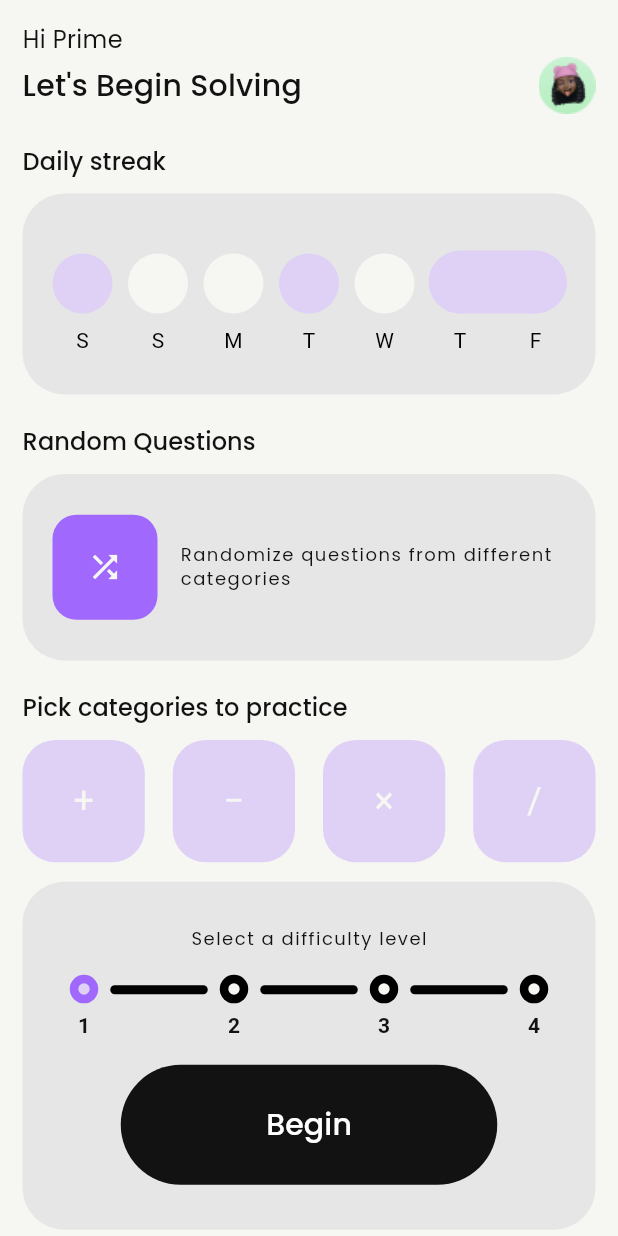
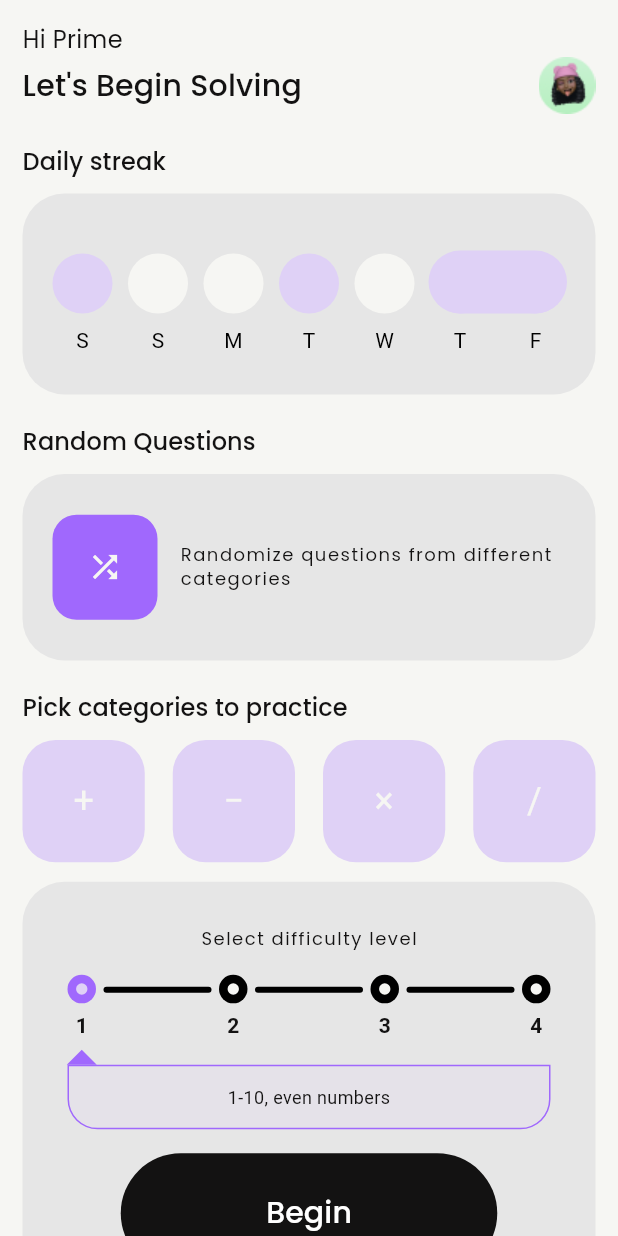
Before and after one commit to prime-infinity/numeracy_app, a Flutter app: the screen it shows after launch, on a phone screen of 412 x 824 dp. Run offline on Flutter 3.47's test engine with Material 3 defaults, Android fonts, the phone set to English and light mode, and no system bars; our stand-ins replace flutter_riverpod, go_router, google_fonts, riverpod_annotation; generated files the repository leaves out were written again.

Commit message:
added level description

```diff
--- a/lib/screens/home/level_selector.dart
+++ b/lib/screens/home/level_selector.dart
@@ -1,5 +1,12 @@
 import 'package:flutter/material.dart';
 import 'package:numeracy_app/theme.dart';
+
+class LevelInfo {
+  final String range;
+  final String description;
+
+  const LevelInfo({required this.range, required this.description});
+}
 
 class LevelSelector extends StatelessWidget {
   final int selectedLevel;
@@ -8,22 +15,32 @@ class LevelSelector extends StatelessWidget {
   final double lineWidth;
   final double spacing;
 
+  final Map<int, LevelInfo> levelDescriptions = const {
+    1: LevelInfo(range: "1-10", description: "even numbers"),
+    2: LevelInfo(range: "1-40", description: "even numbers"),
+    3: LevelInfo(range: "1-50", description: "odd and numbers"),
+    4: LevelInfo(range: "1-100", description: "odd and numbers"),
+  };
+
   const LevelSelector({
     super.key,
     required this.selectedLevel,
     required this.onLevelSelected,
     this.circleSize = 19.0,
-    this.lineWidth = 65.0,
+    this.lineWidth = 72.0,
     this.spacing = 5.0,
   });
 
+  double get totalWidth => 4 * circleSize + 3 * (lineWidth + 2 * spacing);
+
   @override
   Widget build(BuildContext context) {
-    return SingleChildScrollView(
-      scrollDirection: Axis.horizontal,
-      child: Padding(
-        padding: const EdgeInsets.all(0.0),
-        child: Row(
+    return SizedBox(
+      width: totalWidth,
+      child: Column(
+        children: [
+          // Level selector row
+          Row(
             mainAxisAlignment: MainAxisAlignment.center,
             children: List.generate(4, (index) {
               final level = index + 1;
@@ -64,29 +81,109 @@ class LevelSelector extends StatelessWidget {
                         style: TextStyle(
                           fontSize: 14,
                           fontWeight: FontWeight.bold,
-                          color: AppColors.black),
+                          color: AppColors.black,
+                        ),
                       ),
                     ],
                   ),
                   if (index < 3)
                     Container(
                       width: lineWidth,
-                    height: 6,
-                    margin: EdgeInsets.symmetric(horizontal: spacing + 3),
+                      height: 4,
+                      margin: EdgeInsets.symmetric(horizontal: spacing),
                       decoration: BoxDecoration(
                         color: level < selectedLevel
                             ? AppColors.primaryColor
                             : Colors.black,
-                      borderRadius: BorderRadius.circular(
-                          10), // Half of the height to make it pill-shaped
+                        borderRadius: BorderRadius.circular(2),
                       ),
-                    transform: Matrix4.translationValues(0, -(spacing + 7), 0),
+                      transform:
+                          Matrix4.translationValues(0, -(spacing + 7), 0),
                     ),
                 ],
               );
             }),
           ),
+
+          const SizedBox(height: 16),
+
+          // Description container with tooltip
+          Stack(
+            clipBehavior: Clip.none,
+            children: [
+              // Main description container
+              Container(
+                width: totalWidth,
+                padding: const EdgeInsets.all(12),
+                decoration: BoxDecoration(
+                  color: AppColors.primaryAccent.withOpacity(0.2),
+                  borderRadius: BorderRadius.only(
+                      topLeft: const Radius.circular(0),
+                      topRight: const Radius.circular(0),
+                      bottomLeft: Radius.circular(AppDimensions.cardRadius - 8),
+                      bottomRight:
+                          Radius.circular(AppDimensions.cardRadius - 8)),
+                  border: Border.all(
+                    color: AppColors.primaryColor,
+                    width: 1,
+                  ),
+                ),
+                child: AnimatedSwitcher(
+                  duration: const Duration(milliseconds: 300),
+                  child: Text(
+                    '${levelDescriptions[selectedLevel]?.range}, ${levelDescriptions[selectedLevel]?.description}',
+                    key: ValueKey(selectedLevel),
+                    style: TextStyle(
+                      fontSize: 12,
+                      color: AppColors.black,
+                    ),
+                    textAlign: TextAlign.center,
+                  ),
+                ),
+              ),
+
+              // Tooltip triangle
+              AnimatedPositioned(
+                duration: const Duration(milliseconds: 300),
+                curve: Curves.easeInOut,
+                top: -10,
+                left: (selectedLevel - 1) *
+                        (circleSize + lineWidth + 2 * spacing) +
+                    (circleSize / 2) -
+                    10,
+                child: CustomPaint(
+                  size: const Size(20, 10),
+                  painter: TooltipTrianglePainter(AppColors.primaryColor),
+                ),
+              ),
+            ],
+          ),
+        ],
       ),
     );
   }
 }
+
+class TooltipTrianglePainter extends CustomPainter {
+  final Color color;
+
+  TooltipTrianglePainter(this.color);
+
+  @override
+  void paint(Canvas canvas, Size size) {
+    final paint = Paint()
+      ..color = color
+      ..style = PaintingStyle.fill;
+
+    final path = Path()
+      ..moveTo(size.width / 2, 0)
+      ..lineTo(0, size.height)
+      ..lineTo(size.width, size.height)
+      ..close();
+
+    canvas.drawPath(path, paint);
+  }
+
+  @override
+  bool shouldRepaint(covariant CustomPainter oldDelegate) => false;
+}
--- a/lib/screens/home/multi_selectable_tabs.dart
+++ b/lib/screens/home/multi_selectable_tabs.dart
@@ -69,7 +69,7 @@ class MultiSelectableTabsState extends State<MultiSelectableTabs> {
               children: [
                 Center(
                     child: StyledSmallText(
-                        "Select a difficulty level", AppColors.black)),
+                        "Select difficulty level", AppColors.black)),
                 const SizedBox(height: 16),
                 //difficulty slider
                 Center(
```
Also changed, not shown: 5 other files. Lines whose indentation alone changed are shown as unchanged.
